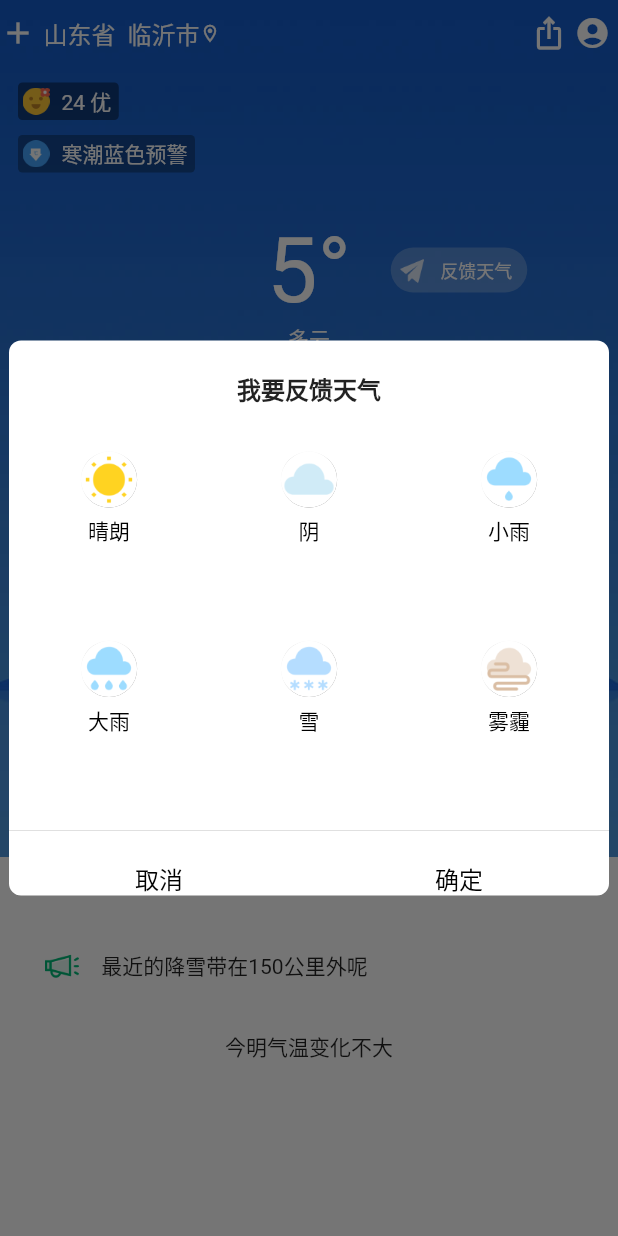
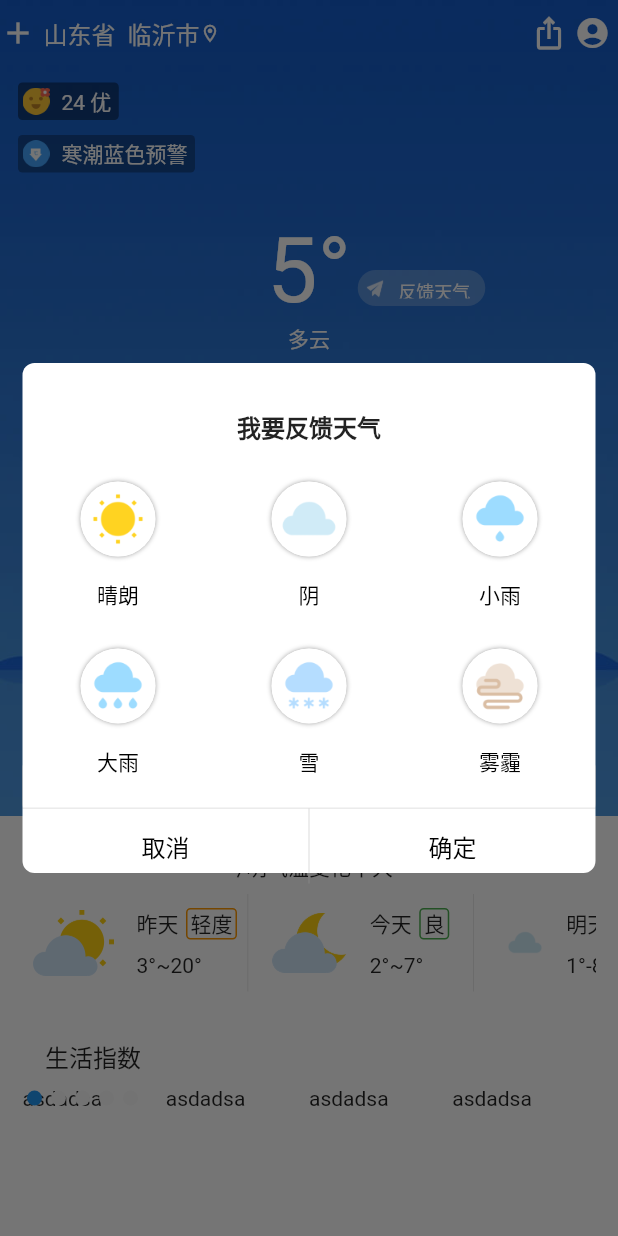
Before and after one commit to breadfruit-tree/CaiYunWeather, a Flutter app: the screen it shows after launch, after a tap on "反馈天气", on a phone screen of 412 x 824 dp. Run offline on Flutter 3.47's test engine with Material 2 defaults, Android fonts, the light colour scheme and no system bars; our stand-ins replace flutter_easyloading, flutter_swiper_null_safety, get.

Commit message:
修改了首页的部分问题

```diff
--- a/caiyunweather/lib/MyDialog.dart
+++ b/caiyunweather/lib/MyDialog.dart
@@ -40,8 +40,8 @@ class MyDialog extends Dialog {
       type: MaterialType.transparency,
       child: Center(
         child: SizedBox(
-          height: 370,
-          width: 400,
+          height: 340,
+          width: Get.width - 30,
           child: DecoratedBox(
             decoration: const BoxDecoration(
               borderRadius: BorderRadius.all(
@@ -52,7 +52,7 @@ class MyDialog extends Dialog {
             child: Column(
               children: [
                 Padding(
-                  padding: const EdgeInsets.only(top: 20),
+                  padding: const EdgeInsets.only(top: 30),
                   child: Stack(
                     children: [
                       Align(
@@ -67,7 +67,7 @@ class MyDialog extends Dialog {
                   ),
                 ),
                 Container(
-                  padding: const EdgeInsets.only(top: 30),
+                  padding: const EdgeInsets.only(top: 20),
                   width: double.infinity,
                   child: GridView.builder(
                     physics: const NeverScrollableScrollPhysics(),
@@ -84,7 +84,7 @@ class MyDialog extends Dialog {
                         crossAxisSpacing: 0.0,
 
                         ///子组件宽高比
-                        childAspectRatio: (Get.width / 3) / 130),
+                        childAspectRatio: (Get.width / 3) / 120),
                     itemBuilder: (context, index) {
                       return weatherItem(
                         weatherList[index]["image"],
@@ -98,11 +98,11 @@ class MyDialog extends Dialog {
                   height: 0.5,
                 ),
                 Row(
-                  children: const [
-                    Expanded(
+                  children: [
+                    const Expanded(
                         child: InkWell(
                       child: SizedBox(
-                            height: 64,
+                        height: 45,
                         child: DecoratedBox(
                           decoration: BoxDecoration(
                               borderRadius: BorderRadius.only(
@@ -110,18 +110,21 @@ class MyDialog extends Dialog {
                           child: Center(
                             child: Text(
                               "取消",
-                                  style: TextStyle(color: Colors.black, fontSize: 16),
+                              style:
+                                  TextStyle(color: Colors.black, fontSize: 16),
                             ),
                           ),
                         ),
                       ),
                     )),
-                    Divider(
-                      thickness: 0.5,
+                    Container(
+                      color: Colors.grey.withOpacity(0.5),
+                      width: 0.5,
+                      height: 50,
                     ),
-                    Expanded(
+                    const Expanded(
                         child: SizedBox(
-                      height: 64,
+                      height: 45,
                       child: DecoratedBox(
                         decoration: BoxDecoration(
                             borderRadius: BorderRadius.only(
@@ -149,25 +152,36 @@ class MyDialog extends Dialog {
         child: Column(
           mainAxisSize: MainAxisSize.min,
           children: [
-            ClipOval(
+            Container(
+              height: 50,
               child: DecoratedBox(
                 decoration: const BoxDecoration(
-                    color: Colors.white,
+                    borderRadius: BorderRadius.all(Radius.circular(25)),
                     boxShadow: [
                       BoxShadow(
-                          color: Colors.black54,
-                          offset: Offset(4.0, 4.0),
-                          blurRadius: 4.0)
+                          color: Colors.grey,
+                          blurRadius: 2.0,
+                          blurStyle: BlurStyle.outer)
                     ]),
+                child: ClipOval(
+                    child: Container(
+                  child: Padding(
+                    padding: const EdgeInsets.all(5),
+                    child: ClipOval(
                       child: Image.asset(
                         imgUrl,
-                  fit: BoxFit.cover,
+                        fit: BoxFit.fill,
                         scale: 2,
                       ),
                     ),
                   ),
+                  color: Colors.white,
+                )),
+              ),
+              margin: const EdgeInsets.all(5),
+            ),
             const SizedBox(
-              height: 5,
+              height: 10,
             ),
             Text(
               title,
--- a/caiyunweather/lib/main.dart
+++ b/caiyunweather/lib/main.dart
@@ -5,6 +5,7 @@
 import 'package:flutter/material.dart';
 import 'package:flutter/services.dart';
 import 'package:flutter_easyloading/flutter_easyloading.dart';
+import 'package:flutter_swiper_null_safety/flutter_swiper_null_safety.dart';
 import 'package:get/get.dart';
 
 import 'MyDialog.dart';
@@ -64,6 +65,7 @@
 }
 
 class _MyHomePageState extends State<MyHomePage> {
+  final UniqueKey paginationKey = UniqueKey();
   var shareList = [
     {
       "image": "images/ssdk_oks_classic_qq.png",
@@ -102,7 +104,7 @@
       "image": "images/skyicon_partly_cloud_night_widget.png",
       "title": "今天",
       "temp": "2°~7°",
-      "tag": "良好"
+      "tag": "良"
     },
     {
       "image": "images/skyicon_cloud.png",
@@ -111,9 +113,33 @@
       "tag": "优秀"
     },
   ];
+  var lifeList = [
+    {
+      "image": "images/life_index_airconditioner.png",
+      "title": "空调",
+      "tag": "适合"
+    },
+    {"image": "images/life_index_allergy.png", "title": "过敏", "tag": "不适合"},
+    {"image": "images/life_index_angling.png", "title": "垂钓", "tag": "适合"},
+    {"image": "images/life_index_dating.png", "title": "约会", "tag": "不适合"},
+    {"image": "images/life_index_drink.png", "title": "啤酒", "tag": "适合"},
+    {"image": "images/life_index_drying.png", "title": "晾晒", "tag": "不适合"},
+    {"image": "images/life_index_heatstrole.png", "title": "中暑", "tag": "适合"},
+    {"image": "images/life_index_limit.png", "title": "限行", "tag": "不适合"},
+    {"image": "images/life_index_rain_gear.png", "title": "雨具", "tag": "适合"},
+    {
+      "image": "images/life_index_road_condition.png",
+      "title": "路况",
+      "tag": "不适合"
+    },
+    {"image": "images/life_index_sport.png", "title": "运动", "tag": "不适合"},
+    {"image": "images/life_index_travel.png", "title": "旅游", "tag": "不适合"},
+  ];
 
   @override
   Widget build(BuildContext context) {
+    var page =
+        lifeList.length % 4 > 1 ? lifeList.length % 4 : lifeList.length ~/ 4 + 1;
     // This method is rerun every time setState is called, for instance as done
     // by the _incrementCounter method above.
     //
@@ -129,7 +155,7 @@
             slivers: [
               SliverToBoxAdapter(
                 child: Container(
-                  height: Get.height - 160,
+                  height: Get.height - 280,
                   child: Stack(
                     children: [
                       // Container(
@@ -236,14 +262,14 @@
                                   alignment: Alignment.bottomCenter,
                                   child: Padding(
                                     padding: const EdgeInsets.only(
-                                        left: 200, top: 20),
+                                        left: 150, top: 35),
                                     child: InkWell(
                                       child: SizedBox(
-                                        height: 30,
+                                        height: 24,
                                         child: DecoratedBox(
                                           decoration: const BoxDecoration(
                                               borderRadius: BorderRadius.all(
-                                                  Radius.circular(15)),
+                                                  Radius.circular(12)),
                                               color: Colors.white24),
                                           child: Padding(
                                             padding: const EdgeInsets.symmetric(
@@ -340,7 +366,7 @@
                           Container(
                             child: Padding(
                               padding:
-                                  const EdgeInsets.fromLTRB(15, 120, 15, 40),
+                                  const EdgeInsets.fromLTRB(15, 30, 15, 40),
                               child: Row(
                                 children: [
                                   ClipOval(
@@ -408,7 +434,7 @@
                     const EdgeInsets.symmetric(horizontal: 15, vertical: 15),
                 sliver: SliverToBoxAdapter(
                   child: SizedBox(
-                    height: 140,
+                    height: 110,
                     child: DecoratedBox(
                       decoration: const BoxDecoration(
                         borderRadius: BorderRadius.all(
@@ -424,70 +450,153 @@
                             padding: EdgeInsets.symmetric(vertical: 8),
                             child: Text("今明气温变化不大"),
                           ),
-                          // ListView.separated(
-                          //     shrinkWrap: true,
-                          //     scrollDirection: Axis.horizontal,
-                          //     itemBuilder: (_, index) {
-                          //       var image = weatherReportList[index]["image"];
-                          //       var title = weatherReportList[index]["title"];
-                          //       var tag = weatherReportList[index]["tag"];
-                          //       var tamp = weatherReportList[index]["tamp"];
-                          //       return Text("adasdasd");
-                          //       return SizedBox(
-                          //         height: 110,
-                          //         width: 200,
-                          //         child: Row(
-                          //           children: [
-                          //             Image.asset(
-                          //               image!,
-                          //               scale: 3,
-                          //             ),
-                          //             Column(
-                          //               mainAxisSize: MainAxisSize.min,
-                          //               mainAxisAlignment:
-                          //                   MainAxisAlignment.spaceAround,
-                          //               children: [
-                          //                 Row(
-                          //                   children: [
-                          //                     Text(title!),
-                          //                     DecoratedBox(
-                          //                       decoration: BoxDecoration(
-                          //                           border: Border.all(
-                          //                             color: title == "轻度"
-                          //                                 ? Colors.yellow
-                          //                                 : Colors.green,
-                          //                             width: 1,
-                          //                           ),
-                          //                           borderRadius:
-                          //                               const BorderRadius.all(
-                          //                                   Radius.circular(
-                          //                                       3))),
-                          //                       child: Text(tag!),
-                          //                     )
-                          //                   ],
-                          //                 ),
-                          //                 Text(tamp!)
-                          //               ],
-                          //             )
-                          //           ],
-                          //         ),
-                          //       );
-                          //     },
-                          //     separatorBuilder: (_, index) {
-                          //       return const Divider(
-                          //         height: 110,
-                          //       );
-                          //     },
-                          //     itemCount: weatherReportList.length)
+                          SizedBox(
+                            width: double.infinity,
+                            height: 65,
+                            child: ListView.separated(
+                                shrinkWrap: true,
+                                scrollDirection: Axis.horizontal,
+                                itemBuilder: (_, index) {
+                                  var image = weatherReportList[index]["image"];
+                                  var title = weatherReportList[index]["title"];
+                                  var tag = weatherReportList[index]["tag"];
+                                  var tamp = weatherReportList[index]["temp"];
+
+                                  return SizedBox(
+                                    width: 150,
+                                    child: Row(
+                                      mainAxisAlignment:
+                                          MainAxisAlignment.center,
+                                      children: [
+                                        Image.asset(
+                                          image!,
+                                          scale: 3,
+                                        ),
+                                        Padding(
+                                          padding:
+                                              const EdgeInsets.only(left: 15),
+                                          child: Column(
+                                            mainAxisAlignment:
+                                                MainAxisAlignment.spaceEvenly,
+                                            crossAxisAlignment:
+                                                CrossAxisAlignment.start,
+                                            children: [
+                                              Row(
+                                                children: [
+                                                  Text(title!),
+                                                  const SizedBox(
+                                                    width: 5,
+                                                  ),
+                                                  DecoratedBox(
+                                                    decoration: BoxDecoration(
+                                                        border: Border.all(
+                                                          color: tag == "轻度"
+                                                              ? Colors.orange
+                                                              : Colors.green,
+                                                          width: 1,
+                                                        ),
+                                                        borderRadius:
+                                                            const BorderRadius
+                                                                    .all(
+                                                                Radius.circular(
+                                                                    3))),
+                                                    child: Padding(
+                                                      padding: const EdgeInsets
+                                                              .symmetric(
+                                                          horizontal: 3),
+                                                      child: Text(tag!),
+                                                    ),
+                                                  )
+                                                ],
+                                              ),
+                                              Text(tamp!)
+                                            ],
+                                          ),
+                                        )
+                                      ],
+                                    ),
+                                  );
+                                },
+                                separatorBuilder: (_, index) {
+                                  return Container(
+                                    height: 50,
+                                    color: Colors.grey.withOpacity(0.3),
+                                    width: 0.5,
+                                  );
+                                },
+                                itemCount: weatherReportList.length),
+                          )
                         ],
                       ),
                     ),
                   ),
                 ),
               ),
-              // ListView.builder(itemBuilder: (_,int index)=>Container(
-              //   height: 50,
-              // ),itemCount: 10,)
+              SliverPadding(
+                padding: const EdgeInsets.fromLTRB(15, 0, 15, 15),
+                sliver: SliverToBoxAdapter(
+                  child: SizedBox(
+                    height: 250,
+                    child: DecoratedBox(
+                      decoration: const BoxDecoration(
+                        borderRadius: BorderRadius.all(
+                          Radius.circular(15),
+                        ),
+                        color: Colors.white,
+                      ),
+                      child: Column(
+                        crossAxisAlignment: CrossAxisAlignment.start,
+                        mainAxisSize: MainAxisSize.min,
+                        children: [
+                          const Padding(
+                            padding: EdgeInsets.symmetric(
+                                vertical: 8, horizontal: 15),
+                            child: Text(
+                              "生活指数",
+                              style: TextStyle(fontSize: 16),
+                            ),
+                          ),
+                          SizedBox(
+                            width: double.infinity,
+                            height: 200,
+                            child: Swiper(
+                              key: paginationKey,
+                              autoplay: true,
+
+                              ///控制指示器位于分页下面还是页面内
+                              outer: false,
+                              itemCount: 5,
+                              itemBuilder: (BuildContext context, int index) {
+                                return SizedBox(
+                                  child: GridView.builder(
+                                    physics:
+                                        const NeverScrollableScrollPhysics(),
+                                    shrinkWrap: true,
+                                    gridDelegate:
+                                        SliverGridDelegateWithFixedCrossAxisCount(
+
+                                            ///横轴元素个数
+                                            crossAxisCount: 4,
+
+                                            ///子组件宽高比
+                                            childAspectRatio:
+                                                (Get.width / 4) / 110),
+                                    itemBuilder: (context, index) {
+                                      return Text("asdadsa");
+                                    },
+                                    itemCount: lifeList.length,
+                                  ),
+                                );
+                              },
+                              pagination: const DotSwiperPaginationBuilder(),
+                            ),
+                          ),
+                        ],
+                      ),
+                    ),
+                  ),
+                ),
+              ),
             ],
           ),
           SizedBox(
--- a/caiyunweather/pubspec.yaml
+++ b/caiyunweather/pubspec.yaml
@@ -35,7 +35,7 @@ dependencies:
   # Use with the CupertinoIcons class for iOS style icons.
   cupertino_icons: ^1.0.2
 
-  #flutter_swiper_null_safety: ^1.0.2
+  flutter_swiper_null_safety: ^1.0.2
 
   get:
   flutter_easyloading:
```
Also changed, not shown: caiyunweather/lib/square_swiper_pagination_page_view.dart (added, +170 -0 lines), caiyunweather/images/life_index_airconditioner.png (added), caiyunweather/images/life_index_allergy.png (added), caiyunweather/images/life_index_angling.png (added), caiyunweather/images/life_index_dating.png (added), caiyunweather/images/life_index_drink.png (added), caiyunweather/images/life_index_drying.png (added), caiyunweather/images/life_index_heatstrole.png (added), caiyunweather/images/life_index_limit.png (added), caiyunweather/images/life_index_rain_gear.png (added), caiyunweather/images/life_index_road_condition.png (added), caiyunweather/images/life_index_sport.png (added), caiyunweather/images/life_index_travel.png (added), caiyunweather/pubspec.lock. Lines whose indentation alone changed are shown as unchanged.
